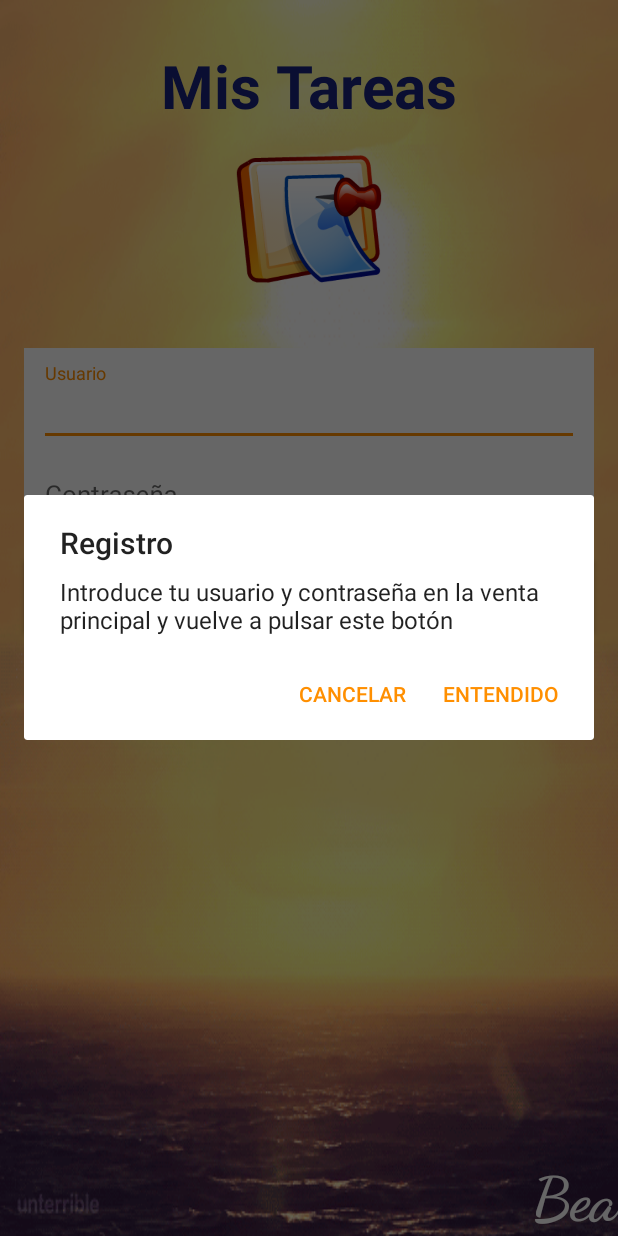
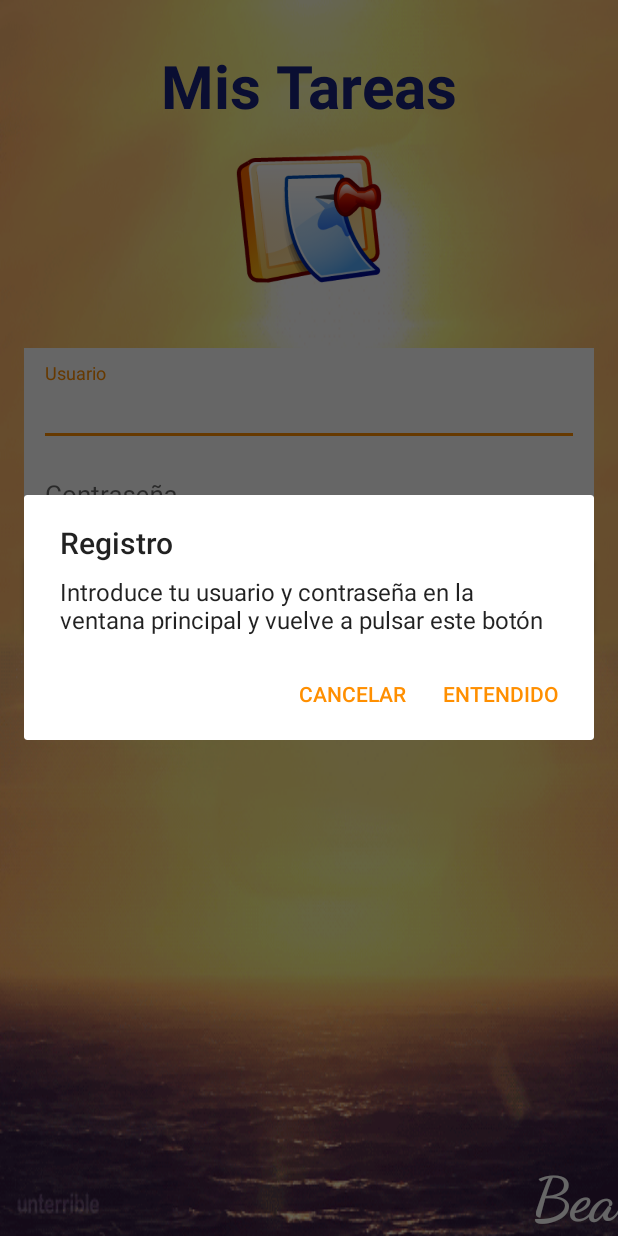
Before and after one commit to beasm/proyectoFinalAndroid, an Android app: the LoginActivity screen opened directly, with no data from a screen before it, after a tap on "Crea una cuenta", on a phone screen of 412 x 824 dp. Run offline under Robolectric (Android 15) with nearby library versions, the phone set to English and light mode, and no system bars.

Commit message:
commit final

```diff
--- a/app/src/main/java/com/example/mistareas/LoginActivity.java
+++ b/app/src/main/java/com/example/mistareas/LoginActivity.java
@@ -33,7 +33,7 @@ public class LoginActivity extends AppCompatActivity {
         if (user.isEmpty() && pwd.isEmpty()) {
             AlertDialog dialog = new AlertDialog.Builder(this)
                     .setTitle("Registro")
-                    .setMessage("Introduce tu usuario y contraseña en la venta principal y vuelve a pulsar este botón")
+                    .setMessage("Introduce tu usuario y contraseña en la ventana principal y vuelve a pulsar este botón")
                     .setPositiveButton("Entendido", new DialogInterface.OnClickListener() {
                         @Override
                         public void onClick(DialogInterface dialog, int which) {
```
